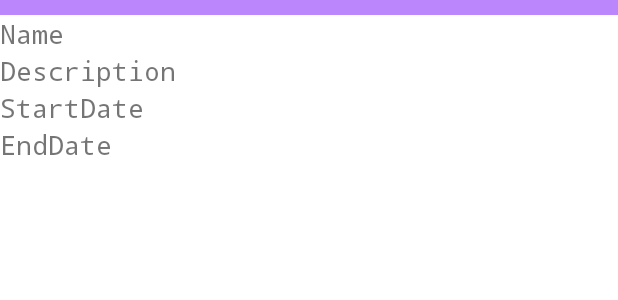
After one commit to LA-McAlister/CIS218-MobilDev-II-EVENTS-CRUD-APP, an Android app: the layout event_item.xml on its own in the app's theme, with its tools: preview values and no code run, on a phone screen of 412 x 824 dp. The commit adds this screen. Shown: the top 300 px of the screen. Run offline under Robolectric (Android 15) with nearby library versions, the phone set to English and light mode, and no system bars.

Commit message:
Hooking up Recycler and Adapter

```diff
--- a/LAMCRUD/app/src/main/java/com/msla_mac/lamcrud/EditEvent.kt
+++ b/LAMCRUD/app/src/main/java/com/msla_mac/lamcrud/EditEvent.kt
@@ -5,7 +5,7 @@ import androidx.appcompat.app.AppCompatActivity
 import android.os.Bundle
 import android.view.View
 
-class EditEvent : AppCompatActivity() {
+class EditEvent : BaseActivity() {
     override fun onCreate(savedInstanceState: Bundle?) {
         super.onCreate(savedInstanceState)
         setContentView(R.layout.activity_edit_event)
--- a/LAMCRUD/app/src/main/java/com/msla_mac/lamcrud/ShowEvent.kt
+++ b/LAMCRUD/app/src/main/java/com/msla_mac/lamcrud/ShowEvent.kt
@@ -5,7 +5,7 @@ import androidx.appcompat.app.AppCompatActivity
 import android.os.Bundle
 import android.view.View
 
-class ShowEvent : AppCompatActivity() {
+class ShowEvent : BaseActivity() {
     override fun onCreate(savedInstanceState: Bundle?) {
         super.onCreate(savedInstanceState)
         setContentView(R.layout.activity_show_event)
--- a/LAMCRUD/app/src/main/res/layout/activity_main.xml
+++ b/LAMCRUD/app/src/main/res/layout/activity_main.xml
@@ -13,7 +13,7 @@
         android:text="EVENTS"
         android:textSize="24sp"
         android:textStyle="bold"
-        app:layout_constraintBottom_toBottomOf="@+id/recyclerView"
+        app:layout_constraintBottom_toBottomOf="@+id/eventsRecycler"
         app:layout_constraintEnd_toEndOf="parent"
         app:layout_constraintStart_toStartOf="parent"
         app:layout_constraintTop_toTopOf="parent"
@@ -36,6 +36,7 @@
         android:id="@+id/button"
         android:layout_width="wrap_content"
         android:layout_height="wrap_content"
+        android:onClick="addMockDataOnClick"
         android:text="MOCK"
         app:layout_constraintBottom_toBottomOf="parent"
         app:layout_constraintEnd_toEndOf="parent"
@@ -93,7 +94,7 @@
         app:layout_constraintVertical_bias="0.131" />
 
     <androidx.recyclerview.widget.RecyclerView
-        android:id="@+id/recyclerView"
+        android:id="@+id/eventsRecycler"
         android:layout_width="409dp"
         android:layout_height="535dp"
         app:layout_constraintBottom_toBottomOf="parent"
--- /dev/null
+++ b/LAMCRUD/app/src/main/res/layout/event_item.xml
@@ -0,0 +1,46 @@
+<?xml version="1.0" encoding="utf-8"?>
+<LinearLayout xmlns:android="http://schemas.android.com/apk/res/android"
+    android:orientation="vertical"
+    android:layout_width="match_parent"
+    android:layout_height="wrap_content">
+
+    <View
+        android:id="@+id/divider"
+        android:layout_width="match_parent"
+        android:layout_height="10dp"
+        android:background="@color/purple_200"
+        />
+
+    <TextView
+        android:id="@+id/eventNameText"
+        android:layout_width="match_parent"
+        android:layout_height="wrap_content"
+        android:fontFamily="monospace"
+        android:text="Name"
+        android:textSize="18sp" />
+
+    <TextView
+        android:id="@+id/eventDescriptionText"
+        android:layout_width="match_parent"
+        android:layout_height="wrap_content"
+        android:fontFamily="monospace"
+        android:text="Description"
+        android:textSize="18sp" />
+
+    <TextView
+        android:id="@+id/eventStartDate"
+        android:layout_width="match_parent"
+        android:layout_height="wrap_content"
+        android:fontFamily="monospace"
+        android:text="StartDate"
+        android:textSize="18sp" />
+
+    <TextView
+        android:id="@+id/eventEndDate"
+        android:layout_width="match_parent"
+        android:layout_height="wrap_content"
+        android:fontFamily="monospace"
+        android:text="EndDate"
+        android:textSize="18sp" />
+
+</LinearLayout>
```
Also changed, not shown: LAMCRUD/app/src/main/java/com/msla_mac/lamcrud/BaseActivity.kt (added, +16 -0 lines), LAMCRUD/app/src/main/java/com/msla_mac/lamcrud/EventsAdapter.kt (added, +39 -0 lines), LAMCRUD/app/src/main/java/com/msla_mac/lamcrud/EventsItem.kt (added, +15 -0 lines), LAMCRUD/app/src/main/java/com/msla_mac/lamcrud/MainActivity.kt (+25 -1 lines).
